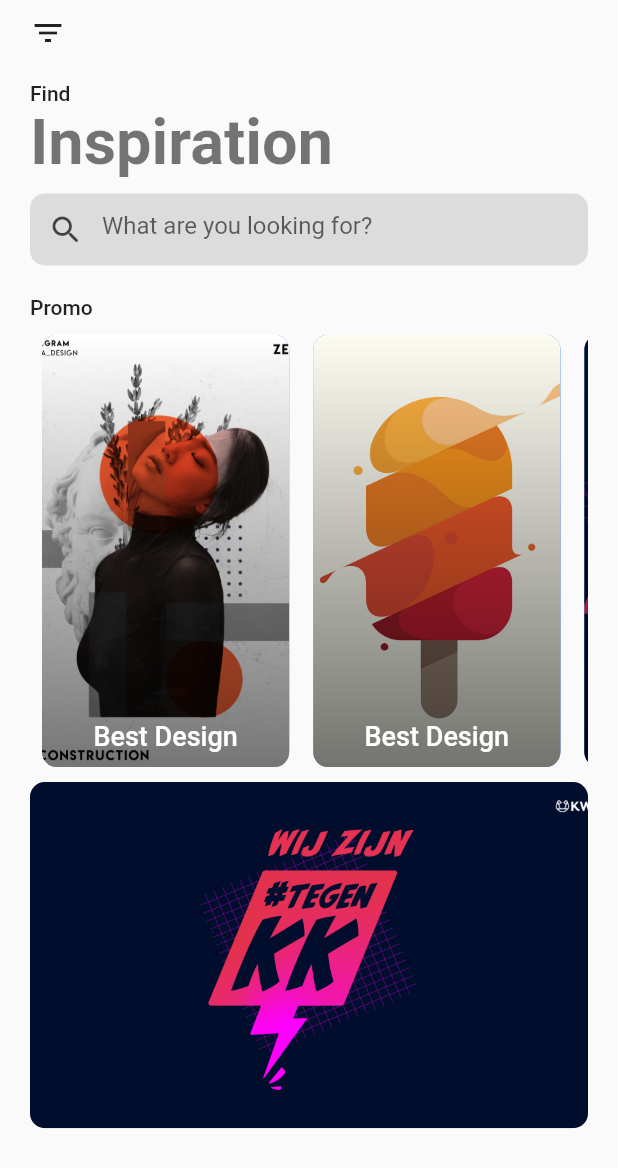
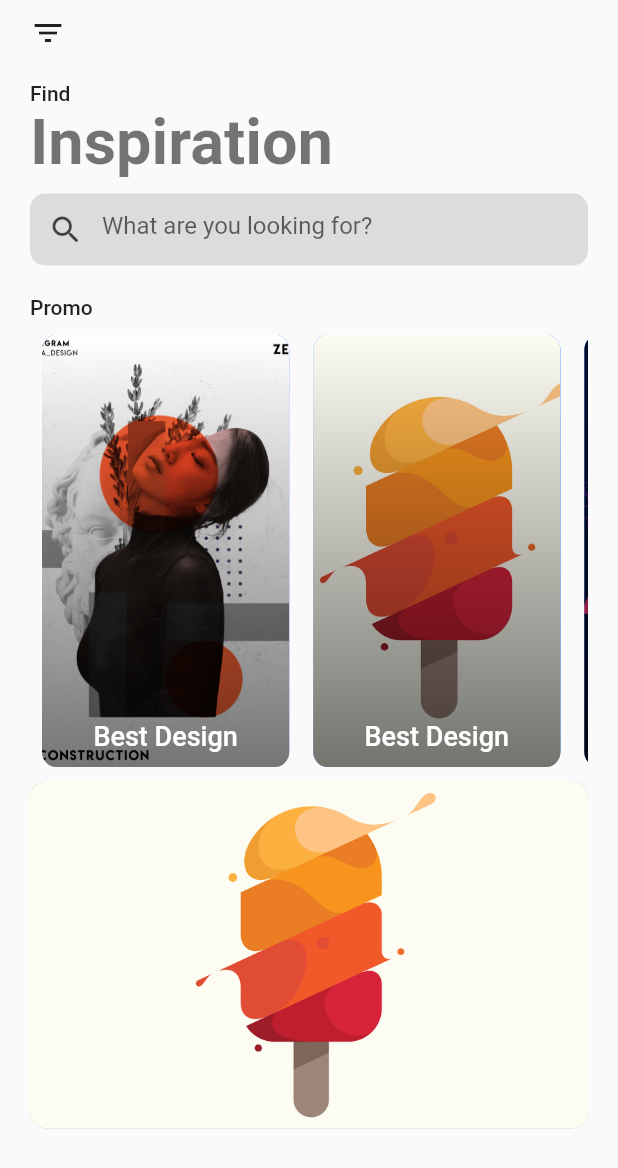
Before and after one commit to fawzi-dev/flutter_challenge_day1, a Flutter app: the screen it shows after launch, on a phone screen of 412 x 824 dp. Shown: the top 1168 px of the screen. Run offline on Flutter 3.47's test engine with Material 2 defaults, Android fonts, the phone set to English and light mode, and no system bars.

Commit message:
First commit

```diff
--- a/lib/main.dart
+++ b/lib/main.dart
@@ -102,7 +102,7 @@ class HomePage extends StatelessWidget {
                         decoration: BoxDecoration(
                           image: const DecorationImage(
                             image: AssetImage(
-                              'images/kk.png'
+                              'images/icy.jpg'
                             ),
                             fit: BoxFit.cover
                           ),
```
